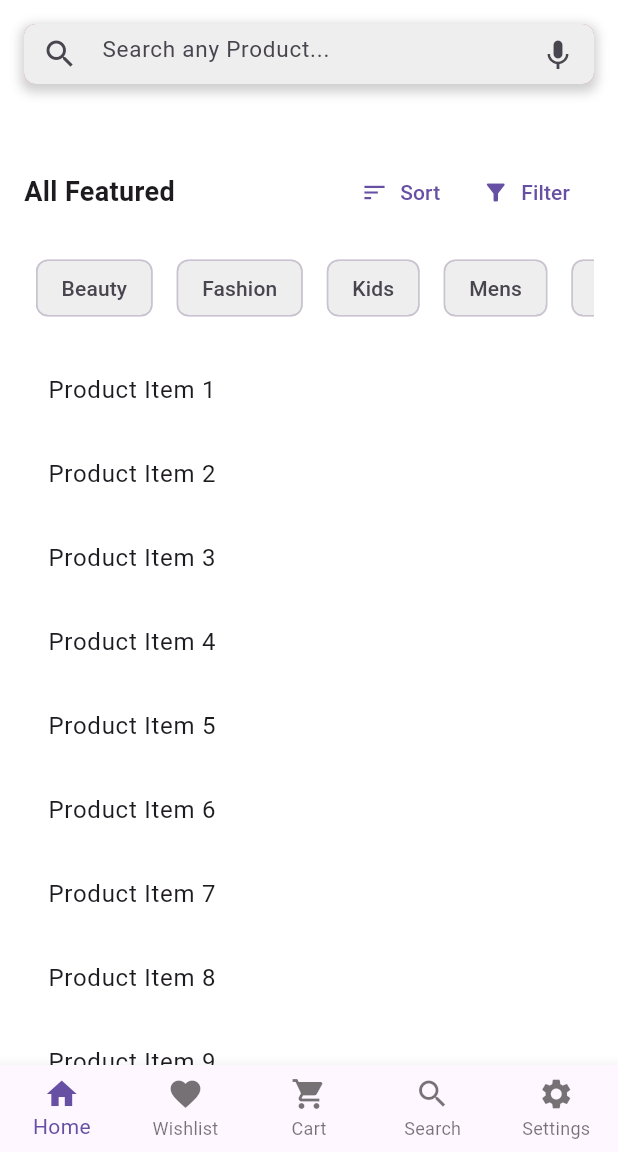
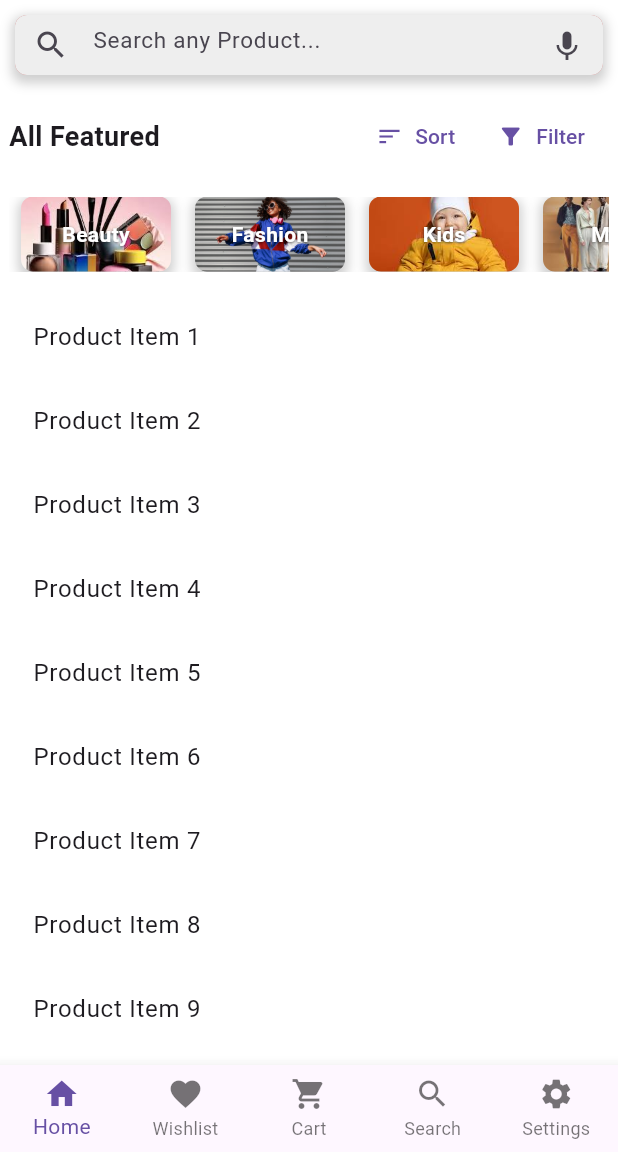
Before and after one commit to shawonkst21/flutterProjects, a Flutter app: the Homepage screen opened by its route, on a phone screen of 412 x 824 dp, the part 84-1236 px from its top. Run offline on Flutter 3.47's test engine with Material 3 defaults, Android fonts, the phone set to English and light mode, and no system bars.

Commit message:
fxed some error

```diff
--- a/lib/intro.dart
+++ b/lib/intro.dart
@@ -1,11 +1,13 @@
 import 'package:flutter/material.dart';
 
 class IntroPage extends StatelessWidget {
+  const IntroPage({super.key});
+
   @override
   Widget build(BuildContext context) {
     return Scaffold(
       body: Container(
-        decoration: BoxDecoration(
+        decoration: const BoxDecoration(
           image: DecorationImage(
             image: AssetImage('assets/intro.jpg'), // Path to your image
             fit: BoxFit.cover, // Adjusts how the image fits the container
--- a/lib/screen/home.dart
+++ b/lib/screen/home.dart
@@ -1,6 +1,8 @@
 import 'package:flutter/material.dart';
 
 class HomePage extends StatelessWidget {
+  const HomePage({super.key});
+
   @override
   Widget build(BuildContext context) {
     return Scaffold(
@@ -10,7 +12,7 @@ class HomePage extends StatelessWidget {
           children: [
             // Fixed Search Bar
             Container(
-              padding: const EdgeInsets.all(16.0),
+              padding: const EdgeInsets.all(10.0),
               color: Colors.white, // Background color for the search bar
               child: Container(
                 height: 40,
@@ -23,16 +25,16 @@ class HomePage extends StatelessWidget {
                       color: Colors.grey.withOpacity(0.5), // Shadow color
                       spreadRadius: 2, // Spread radius
                       blurRadius: 6, // Blur radius
-                      offset: Offset(0, 3), // Shadow position
+                      offset: const Offset(0, 3), // Shadow position
                     ),
                   ],
                 ),
                 child: TextField(
                   decoration: InputDecoration(
-                    prefixIcon: Icon(Icons.search),
+                    prefixIcon: const Icon(Icons.search),
                     hintText: 'Search any Product...',
-                    hintStyle: TextStyle(fontSize: 15),
-                    suffixIcon: Icon(Icons.keyboard_voice),
+                    hintStyle: const TextStyle(fontSize: 15),
+                    suffixIcon: const Icon(Icons.keyboard_voice),
                     border: OutlineInputBorder(
                       borderRadius: BorderRadius.circular(8.0),
                       borderSide: BorderSide.none,
@@ -47,51 +49,80 @@ class HomePage extends StatelessWidget {
             Expanded(
               child: SingleChildScrollView(
                 child: Padding(
-                  padding: const EdgeInsets.all(16.0),
+                  padding: const EdgeInsets.all(6.0),
                   child: Column(
                     crossAxisAlignment: CrossAxisAlignment.start,
                     children: [
-                      SizedBox(height: 16),
+                      const SizedBox(height: 1),
                       Row(
                         mainAxisAlignment: MainAxisAlignment.spaceBetween,
                         children: [
-                          Text('All Featured',
+                          const Text('All Featured',
                               style: TextStyle(
                                   fontSize: 18, fontWeight: FontWeight.bold)),
                           Row(
                             children: [
                               TextButton.icon(
                                 onPressed: () {},
-                                icon: Icon(Icons.sort),
-                                label: Text('Sort'),
+                                icon: const Icon(Icons.sort),
+                                label: const Text('Sort'),
                               ),
                               TextButton.icon(
                                 onPressed: () {},
-                                icon: Icon(Icons.filter_alt),
-                                label: Text('Filter'),
+                                icon: const Icon(Icons.filter_alt),
+                                label: const Text('Filter'),
                               ),
                             ],
                           ),
                         ],
                       ),
-                      SizedBox(height: 16),
+                      const SizedBox(height: 16),
                       SingleChildScrollView(
                         scrollDirection: Axis.horizontal,
                         child: Row(
                           children: [
-                            CategoryChip(label: 'Beauty'),
-                            CategoryChip(label: 'Fashion'),
-                            CategoryChip(label: 'Kids'),
-                            CategoryChip(label: 'Mens'),
-                            CategoryChip(label: 'Womens'),
+                            CategoryChip(
+                                label: 'Beauty',
+                                backgroundImage: 'assets/beauty.jpeg',
+                                onTap: () {
+                                  //Navigator.pushNamed(context, '/home');
+                                }),
+                            CategoryChip(
+                                label: 'Fashion',
+                                backgroundImage: 'assets/fashion.jpg',
+                                onTap: () {
+                                  // Handle fashion category
+                                  print('Fashion clicked!');
+                                }),
+                            CategoryChip(
+                                label: 'Kids',
+                                backgroundImage: 'assets/kids.jpeg',
+                                onTap: () {
+                                  // Handle kids category
+                                  print('Kids clicked!');
+                                }),
+                            CategoryChip(
+                                label: 'Mens',
+                                backgroundImage: 'assets/mens.jpeg',
+                                onTap: () {
+                                  // Handle mens category
+                                  print('Mens clicked!');
+                                }),
+                            CategoryChip(
+                                label: 'Womens',
+                                backgroundImage: 'assets/womens.jpeg',
+                                onTap: () {
+                                  // Handle womens category
+                                  print('Womens clicked!');
+                                }),
                           ],
                         ),
                       ),
-                      SizedBox(height: 16),
+                      const SizedBox(height: 16),
                       // Dummy content for scrolling
                       ListView.builder(
                         shrinkWrap: true,
-                        physics: NeverScrollableScrollPhysics(),
+                        physics: const NeverScrollableScrollPhysics(),
                         itemCount: 20,
                         itemBuilder: (context, index) {
                           return ListTile(
@@ -113,16 +144,54 @@ class HomePage extends StatelessWidget {
 
 class CategoryChip extends StatelessWidget {
   final String label;
+  final String backgroundImage;
+  final VoidCallback onTap;
 
-  CategoryChip({required this.label});
+  const CategoryChip(
+      {super.key,
+      required this.label,
+      required this.backgroundImage,
+      required this.onTap});
 
   @override
   Widget build(BuildContext context) {
-    return Padding(
-      padding: const EdgeInsets.symmetric(horizontal: 8.0),
-      child: Chip(
-        label: Text(label),
-        backgroundColor: Colors.grey[200],
+    return GestureDetector(
+      onTap: onTap,
+      child: Container(
+        margin: const EdgeInsets.symmetric(horizontal: 8.0),
+        width: 100,
+        height: 50,
+        decoration: BoxDecoration(
+          borderRadius: BorderRadius.circular(8.0),
+          image: DecorationImage(
+            image: AssetImage(backgroundImage),
+            fit: BoxFit.cover,
+          ),
+          boxShadow: [
+            BoxShadow(
+              color: Colors.grey.withOpacity(0.5),
+              spreadRadius: 2,
+              blurRadius: 6,
+              offset: const Offset(0, 3),
+            ),
+          ],
+        ),
+        child: Center(
+          child: Text(
+            label,
+            style: TextStyle(
+              color: Colors.white,
+              fontWeight: FontWeight.bold,
+              shadows: [
+                Shadow(
+                  color: Colors.black.withOpacity(0.7),
+                  offset: const Offset(0, 1),
+                  blurRadius: 2,
+                ),
+              ],
+            ),
+          ),
+        ),
       ),
     );
   }
--- a/lib/screen/startpage.dart
+++ b/lib/screen/startpage.dart
@@ -33,8 +33,8 @@ class HomepageState extends State<Homepage> {
         title: Row(
           mainAxisAlignment: MainAxisAlignment.spaceBetween,
           children: [
-            Icon(Icons.menu),
-            Text(
+            const Icon(Icons.menu),
+            const Text(
               'Stylish',
               style: TextStyle(fontWeight: FontWeight.bold),
               textAlign: TextAlign.center,
@@ -46,9 +46,10 @@ class HomepageState extends State<Homepage> {
                   MaterialPageRoute(builder: (context) => ProfilePage()),
                 );
               },
-              child: CircleAvatar(
+              child: const CircleAvatar(
                 backgroundImage: AssetImage(
-                    'assets/profile.jpg'), // Add your profile image asset here
+                    'assets/profile.jpg'),
+                     // Add your profile image asset here
               ),
             ),
           ],
@@ -61,7 +62,7 @@ class HomepageState extends State<Homepage> {
         currentIndex: _selectedIndex,
         onTap: _onItemTapped,
         type: BottomNavigationBarType.fixed,
-        items: [
+        items: const [
           BottomNavigationBarItem(icon: Icon(Icons.home), label: 'Home'),
           BottomNavigationBarItem(
               icon: Icon(Icons.favorite), label: 'Wishlist'),
@@ -77,13 +78,15 @@ class HomepageState extends State<Homepage> {
 }
 
 class ProfilePage extends StatelessWidget {
+  const ProfilePage({super.key});
+
   @override
   Widget build(BuildContext context) {
     return Scaffold(
       appBar: AppBar(
-        title: Text('Profile'),
+        title: const Text('Profile'),
       ),
-      body: Center(
+      body: const Center(
         child: Text('Profile Details'),
       ),
     );
@@ -91,29 +94,37 @@ class ProfilePage extends StatelessWidget {
 }
 
 class WishlistPage extends StatelessWidget {
+  const WishlistPage({super.key});
+
   @override
   Widget build(BuildContext context) {
-    return Center(child: Text('Wishlist Page'));
+    return const Center(child: Text('Wishlist Page'));
   }
 }
 
 class CartPage extends StatelessWidget {
+  const CartPage({super.key});
+
   @override
   Widget build(BuildContext context) {
-    return Center(child: Text('Cart Page'));
+    return const Center(child: Text('Cart Page'));
   }
 }
 
 class SearchPage extends StatelessWidget {
+  const SearchPage({super.key});
+
   @override
   Widget build(BuildContext context) {
-    return Center(child: Text('Search Page'));
+    return const Center(child: Text('Search Page'));
   }
 }
 
 class SettingsPage extends StatelessWidget {
+  const SettingsPage({super.key});
+
   @override
   Widget build(BuildContext context) {
-    return Center(child: Text('Settings Page'));
+    return const Center(child: Text('Settings Page'));
   }
 }
--- a/pubspec.yaml
+++ b/pubspec.yaml
@@ -68,6 +68,12 @@ flutter:
      - assets/order.png
      - assets/intro.jpg
      - assets/profile.jpg
+     - assets/beauty.jpeg
+     - assets/fashion.jpg
+     - assets/kids.jpeg
+     - assets/mens.jpeg
+     - assets/womens.jpeg
+
 
   # An image asset can refer to one or more resolution-specific "variants", see
   # https://flutter.dev/to/resolution-aware-images
```
Also changed, not shown: lib/login.dart (+20 -20 lines), lib/signup.dart (+17 -17 lines), assets/beauty.jpeg (added), assets/fashion.jpg (added), assets/kids.jpeg (added), assets/mens.jpeg (added), assets/womens.jpeg (added).
